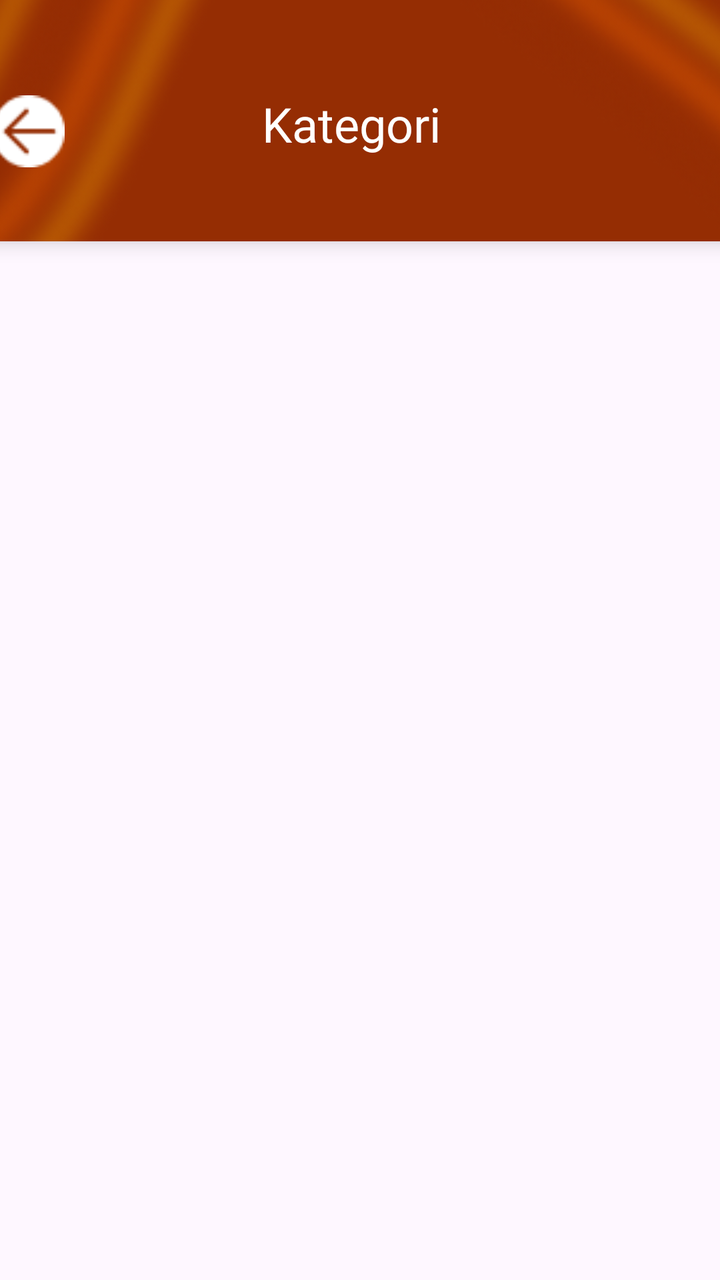
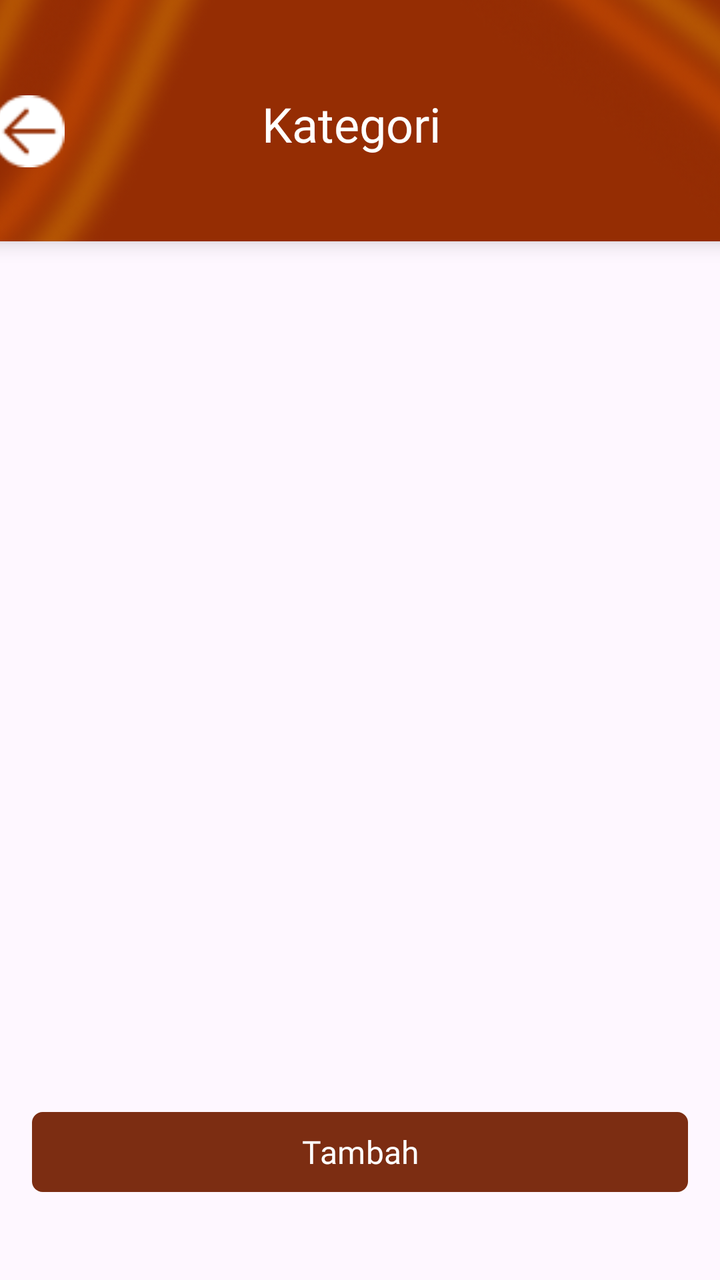

Two renders of the same Android screen: before a commit and after it. Below are the layout's source before the change and the commit's diff.
<!-- AndroidManifest.xml: application theme Theme.Warmindone -->
<!-- res/layout/activity_kategori.xml -->
<?xml version="1.0" encoding="utf-8"?>
<androidx.constraintlayout.widget.ConstraintLayout xmlns:android="http://schemas.android.com/apk/res/android"
    xmlns:app="http://schemas.android.com/apk/res-auto"
    xmlns:tools="http://schemas.android.com/tools"
    android:layout_width="match_parent"
    android:layout_height="match_parent">

    <androidx.cardview.widget.CardView
        android:id="@+id/cardView"
        android:layout_width="412dp"
        android:layout_height="160dp"
        android:layout_marginTop="-40dp"
        app:cardBackgroundColor="#952D03"
        app:cardCornerRadius="20dp"
        app:cardElevation="6dp"
        app:layout_constraintEnd_toEndOf="parent"
        app:layout_constraintStart_toStartOf="parent"
        app:layout_constraintTop_toTopOf="parent">

        <ImageView
            android:id="@+id/imageView3"
            android:layout_width="match_parent"
            android:layout_height="wrap_content"
            android:alpha="1"
            android:scaleType="centerCrop"
            android:src="@drawable/bg" />

        <LinearLayout
            android:layout_width="match_parent"
            android:layout_height="match_parent"
            android:layout_marginTop="85dp"
            android:orientation="horizontal"
            android:paddingStart="20dp"
            android:paddingEnd="20dp">

            <ImageView
                android:id="@+id/btnBack2"
                android:layout_width="40dp"
                android:layout_height="40dp"
                android:padding="2dp"
                android:src="@drawable/ic_back"
                app:layout_constraintBottom_toBottomOf="parent"
                app:layout_constraintStart_toStartOf="parent"
                app:layout_constraintTop_toTopOf="parent" />

            <TextView
                android:id="@+id/kategoriText"
                android:layout_width="283dp"
                android:layout_height="wrap_content"
                android:layout_weight="0"
                android:fontFamily="@font/montserrat_semibold"
                android:text="@string/kategoriModel"
                android:textAlignment="center"
                android:textColor="@color/cardview_light_background"
                android:textSize="24sp" />
        </LinearLayout>

    </androidx.cardview.widget.CardView>

    

    <com.google.android.material.button.MaterialButton
        android:id="@+id/btnTambahKategori"
        android:layout_width="379dp"
        android:layout_height="56dp"
        android:layout_marginStart="16dp"
        android:layout_marginTop="792dp"
        android:layout_marginEnd="16dp"

        android:layout_marginBottom="40dp"
        android:fontFamily="@font/montserrat_semibold"
        android:text="Tambah"

        android:textColor="@android:color/white"
        android:textSize="16sp"
        app:backgroundTint="@color/secondary"
        app:cornerRadius="16px"
        app:elevation="4dp"
        app:layout_constraintBottom_toBottomOf="parent"
        app:layout_constraintEnd_toEndOf="parent"
        app:layout_constraintHorizontal_bias="0.0"
        app:layout_constraintStart_toStartOf="parent"
        app:layout_constraintTop_toTopOf="parent"
        app:layout_constraintVertical_bias="1.0" />

    <androidx.recyclerview.widget.RecyclerView
        android:id="@+id/recyclerKategori"
        android:layout_width="388dp"
        android:layout_height="445dp"

        android:layout_marginStart="10dp"
        android:layout_marginTop="24dp"
        android:layout_marginEnd="11dp"
        android:padding="8dp"
        app:layout_constraintEnd_toEndOf="parent"
        app:layout_constraintStart_toStartOf="parent"
        app:layout_constraintTop_toBottomOf="@+id/cardView"
        tools:listitem="@layout/kategori_widget" />


    

</androidx.constraintlayout.widget.ConstraintLayout>
<!-- res/layout/kategori_widget.xml (included above) -->
<LinearLayout
    xmlns:android="http://schemas.android.com/apk/res/android"
    android:id="@+id/kategoriall"
    android:layout_width="match_parent"
    android:layout_height="wrap_content"
    android:layout_marginBottom="8sp"
    android:background="@drawable/card_white_menu"
    android:orientation="horizontal">

    
    <LinearLayout
        android:layout_width="0dp"
        android:layout_height="wrap_content"
        android:layout_weight="1"
        android:layout_marginStart="16dp"
        android:orientation="vertical">

        <View
            android:layout_width="100dp"
            android:layout_height="23sp" />

        <TextView
            android:id="@+id/tvnamakategori"
            android:layout_width="wrap_content"
            android:layout_height="wrap_content"
            android:fontFamily="@font/montserrat_semibold"
            android:text="Makanan"
            android:textColor="#333333"
            android:textSize="14sp"
            android:textStyle="bold" />

        <View
            android:layout_width="100dp"
            android:layout_height="23sp" />
    </LinearLayout>

    
    <LinearLayout
        android:layout_width="wrap_content"
        android:layout_height="match_parent"
        android:layout_marginEnd="16dp"
        android:gravity="center"
        android:orientation="horizontal">

        <ImageView
            android:id="@+id/btnPenKategori"
            android:layout_width="20dp"
            android:layout_height="20dp"
            android:layout_marginEnd="16dp"
            android:src="@drawable/ic_pen" />

        <ImageView
            android:id="@+id/btnDeleteKategori"
            android:layout_width="20dp"
            android:layout_height="20dp"
            android:src="@drawable/ic_trash" />
    </LinearLayout>

</LinearLayout>
<!-- resources referenced by this layout -->
<resources>
  <color name="secondary">#7c2d12</color>
  <!-- drawable bg: png bitmap (drawable, 136082 bytes) -->
  <!-- drawable card_white_menu (drawable) -->
  <?xml version="1.0" encoding="utf-8"?>
  <shape xmlns:android="http://schemas.android.com/apk/res/android">
      <corners android:radius="8dp"/>
      <solid android:color="#fafafa"/>
      <stroke
          android:width="1dp" android:color="#9b9b9b" />
  </shape>
  <!-- drawable ic_back: png bitmap (drawable, 525 bytes) -->
  <!-- drawable ic_pen: png bitmap (drawable, 501 bytes) -->
  <!-- drawable ic_trash: png bitmap (drawable, 254 bytes) -->
  <string name="kategoriModel">Kategori</string>
  <style name="Theme.Warmindone" parent="Base.Theme.Warmindone" />
  <style name="Base.Theme.Warmindone" parent="Theme.Material3.DayNight.NoActionBar">
          
          
      </style>
</resources>

<!-- the commit's change to res/layout/activity_kategori.xml (unified diff, before → after) -->
@@ -61,10 +61,10 @@
 
     <com.google.android.material.button.MaterialButton
         android:id="@+id/btnTambahKategori"
-        android:layout_width="379dp"
-        android:layout_height="56dp"
+        android:layout_width="0dp"
+        android:layout_height="wrap_content"
         android:layout_marginStart="16dp"
-        android:layout_marginTop="792dp"
+        android:layout_marginTop="716dp"
         android:layout_marginEnd="16dp"
 
         android:layout_marginBottom="40dp"
